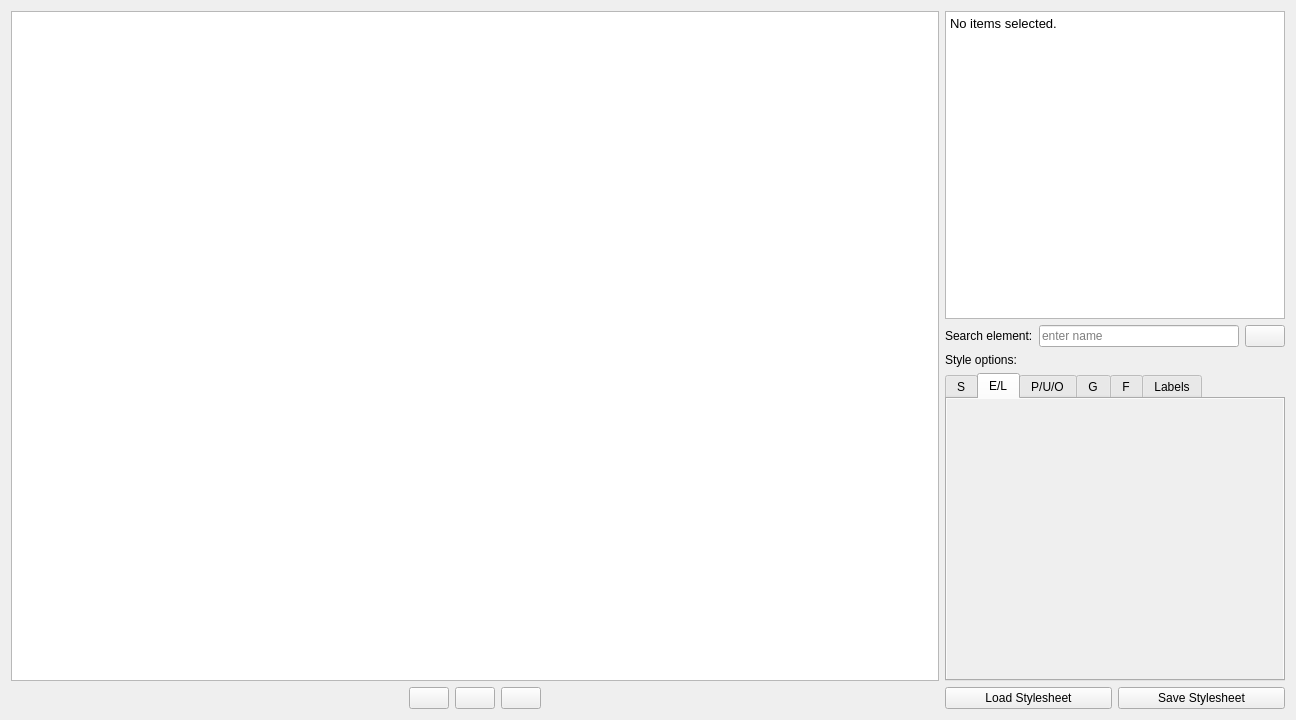
Above: ui/graphwidget.ui from ggonnella/gfaviz before the change. Below: the same form after it.
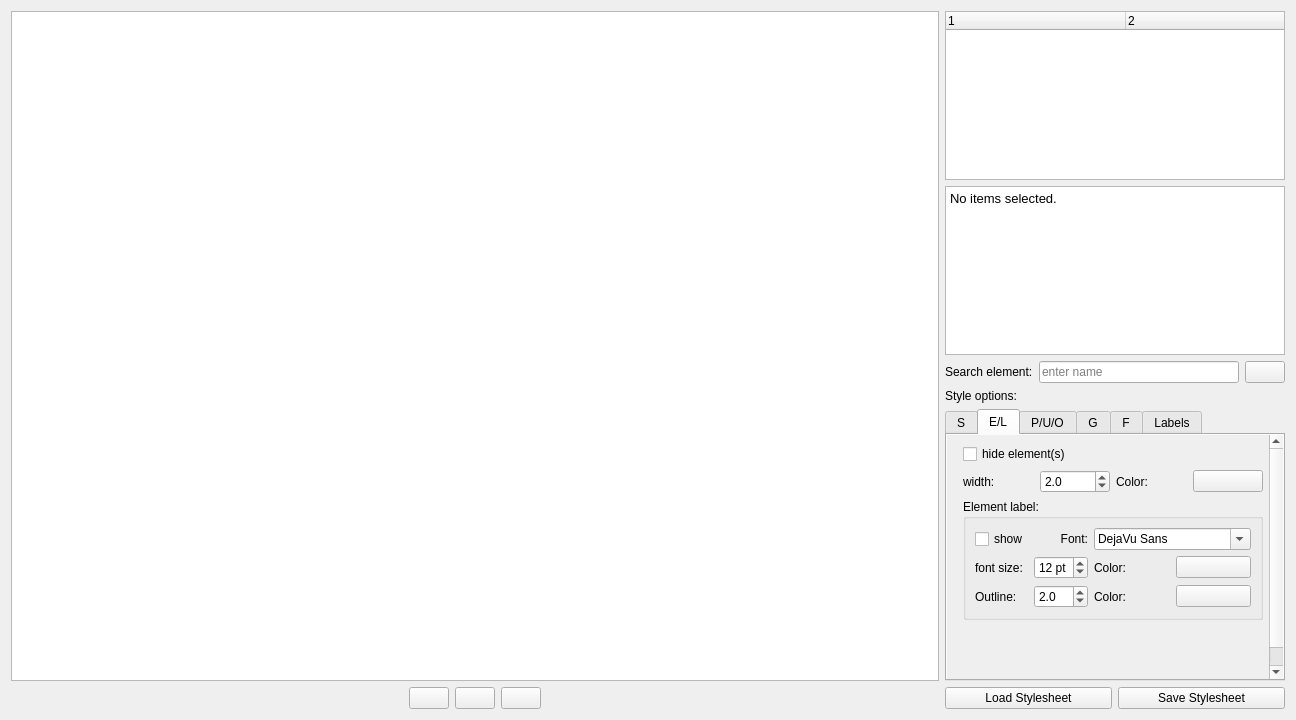
That is the form after the change. The open tabs and pages were chosen to show the change. Icons and pictures are not drawn. Custom widgets are drawn as their Qt base class.

```diff
--- a/ui/graphwidget.ui
+++ b/ui/graphwidget.ui
@@ -119,7 +119,7 @@
    </item>
    <item row="0" column="1">
     <layout class="QGridLayout" name="gridLayout">
-     <item row="5" column="0">
+     <item row="6" column="0">
       <layout class="QHBoxLayout" name="horizontalLayout">
        <item>
         <widget class="QPushButton" name="StyleLoadButton">
@@ -137,7 +137,7 @@
        </item>
       </layout>
      </item>
-     <item row="0" column="0">
+     <item row="1" column="0">
       <widget class="QTextBrowser" name="selectionDisplay">
        <property name="html">
         <string>&lt;!DOCTYPE HTML PUBLIC &quot;-//W3C//DTD HTML 4.0//EN&quot; &quot;http://www.w3.org/TR/REC-html40/strict.dtd&quot;&gt;
@@ -148,7 +148,7 @@
        </property>
       </widget>
      </item>
-     <item row="2" column="0">
+     <item row="3" column="0">
       <layout class="QGridLayout" name="gridLayout_14">
        <item row="0" column="1">
         <widget class="QLineEdit" name="SearchName">
@@ -181,14 +181,14 @@
        </item>
       </layout>
      </item>
-     <item row="3" column="0">
+     <item row="4" column="0">
       <widget class="QLabel" name="label">
        <property name="text">
         <string>Style options:</string>
        </property>
       </widget>
      </item>
-     <item row="4" column="0">
+     <item row="5" column="0">
       <widget class="QTabWidget" name="StyleTabWidget">
        <property name="sizePolicy">
         <sizepolicy hsizetype="Expanding" vsizetype="Expanding">
@@ -200,7 +200,7 @@
         <enum>QTabWidget::North</enum>
        </property>
        <property name="currentIndex">
-        <number>0</number>
+        <number>5</number>
        </property>
        <property name="elideMode">
         <enum>Qt::ElideRight</enum>
@@ -266,6 +266,9 @@
                <property name="flat">
                 <bool>true</bool>
                </property>
+               <property name="checkable">
+                <bool>false</bool>
+               </property>
                <layout class="QGridLayout" name="gridLayout_3" columnstretch="0,0,0,0">
                 <property name="margin">
                  <number>9</number>
@@ -280,16 +283,6 @@
                   </property>
                  </widget>
                 </item>
-                <item row="1" column="1">
-                 <widget class="QSpinBox" name="styleSegLabelSize">
-                  <property name="suffix">
-                   <string> pt</string>
-                  </property>
-                  <property name="prefix">
-                   <string/>
-                  </property>
-                 </widget>
-                </item>
                 <item row="1" column="2">
                  <widget class="QLabel" name="label_9">
                   <property name="text">
@@ -319,6 +312,15 @@
                   <property name="decimals">
                    <number>1</number>
                   </property>
+                  <property name="maximum">
+                   <double>10.000000000000000</double>
+                  </property>
+                  <property name="singleStep">
+                   <double>0.200000000000000</double>
+                  </property>
+                  <property name="value">
+                   <double>2.000000000000000</double>
+                  </property>
                  </widget>
                 </item>
                 <item row="2" column="2">
@@ -339,7 +341,13 @@
                  </widget>
                 </item>
                 <item row="0" column="2" colspan="2">
-                 <widget class="QFontComboBox" name="styleSegLabelFont"/>
+                 <widget class="QFontComboBox" name="styleSegLabelFont">
+                  <property name="currentFont">
+                   <font>
+                    <family>DejaVu Sans</family>
+                   </font>
+                  </property>
+                 </widget>
                 </item>
                 <item row="0" column="0">
                  <widget class="QCheckBox" name="styleSegLabelShow">
@@ -358,13 +366,38 @@
                   </property>
                  </widget>
                 </item>
+                <item row="1" column="1">
+                 <widget class="QDoubleSpinBox" name="styleSegLabelSize">
+                  <property name="suffix">
+                   <string> pt</string>
+                  </property>
+                  <property name="decimals">
+                   <number>0</number>
+                  </property>
+                  <property name="minimum">
+                   <double>6.000000000000000</double>
+                  </property>
+                  <property name="maximum">
+                   <double>36.000000000000000</double>
+                  </property>
+                  <property name="singleStep">
+                   <double>1.000000000000000</double>
+                  </property>
+                  <property name="value">
+                   <double>12.000000000000000</double>
+                  </property>
+                 </widget>
+                </item>
                </layout>
               </widget>
              </item>
              <item row="0" column="0" colspan="2">
               <widget class="QCheckBox" name="styleSegShow">
                <property name="text">
-                <string>show element(s)</string>
+                <string>hide element(s)</string>
+               </property>
+               <property name="checked">
+                <bool>false</bool>
                </property>
               </widget>
              </item>
@@ -380,6 +413,18 @@
                <property name="decimals">
                 <number>1</number>
                </property>
+               <property name="minimum">
+                <double>1.000000000000000</double>
+               </property>
+               <property name="maximum">
+                <double>20.000000000000000</double>
+               </property>
+               <property name="singleStep">
+                <double>0.200000000000000</double>
+               </property>
+               <property name="value">
+                <double>4.000000000000000</double>
+               </property>
               </widget>
              </item>
              <item row="1" column="2">
@@ -417,6 +462,15 @@
                <property name="decimals">
                 <number>1</number>
                </property>
+               <property name="maximum">
+                <double>5.000000000000000</double>
+               </property>
+               <property name="singleStep">
+                <double>0.200000000000000</double>
+               </property>
+               <property name="value">
+                <double>1.000000000000000</double>
+               </property>
               </widget>
              </item>
              <item row="2" column="2">
@@ -467,7 +521,7 @@
           <number>0</number>
          </property>
          <item>
-          <widget class="QScrollArea" name="scrollArea_2">
+          <widget class="QScrollArea" name="scrollArea_7">
            <property name="frameShape">
             <enum>QFrame::NoFrame</enum>
            </property>
@@ -486,15 +540,222 @@
            <property name="widgetResizable">
             <bool>false</bool>
            </property>
-           <widget class="QWidget" name="scrollAreaWidgetContents_2">
+           <widget class="QWidget" name="scrollAreaWidgetContents_9">
             <property name="geometry">
              <rect>
               <x>0</x>
               <y>0</y>
-              <width>312</width>
+              <width>332</width>
               <height>265</height>
              </rect>
             </property>
+            <layout class="QGridLayout" name="gridLayout_9" rowstretch="0,0,0,0">
+             <property name="leftMargin">
+              <number>16</number>
+             </property>
+             <property name="rightMargin">
+              <number>16</number>
+             </property>
+             <item row="2" column="0" colspan="4">
+              <widget class="QGroupBox" name="groupBox_4">
+               <property name="title">
+                <string>Element label:</string>
+               </property>
+               <property name="flat">
+                <bool>true</bool>
+               </property>
+               <property name="checkable">
+                <bool>false</bool>
+               </property>
+               <layout class="QGridLayout" name="gridLayout_10" columnstretch="0,0,0,0">
+                <property name="margin">
+                 <number>9</number>
+                </property>
+                <property name="spacing">
+                 <number>6</number>
+                </property>
+                <item row="1" column="0">
+                 <widget class="QLabel" name="label_35">
+                  <property name="text">
+                   <string>font size:</string>
+                  </property>
+                 </widget>
+                </item>
+                <item row="1" column="2">
+                 <widget class="QLabel" name="label_36">
+                  <property name="text">
+                   <string>Color:</string>
+                  </property>
+                 </widget>
+                </item>
+                <item row="1" column="3">
+                 <widget class="ColorButton" name="styleEdgeLabelColor">
+                  <property name="text">
+                   <string/>
+                  </property>
+                  <property name="flat">
+                   <bool>false</bool>
+                  </property>
+                 </widget>
+                </item>
+                <item row="2" column="0">
+                 <widget class="QLabel" name="label_37">
+                  <property name="text">
+                   <string>Outline:</string>
+                  </property>
+                 </widget>
+                </item>
+                <item row="2" column="1">
+                 <widget class="QDoubleSpinBox" name="styleEdgeLabelOutlineWidth">
+                  <property name="decimals">
+                   <number>1</number>
+                  </property>
+                  <property name="maximum">
+                   <double>10.000000000000000</double>
+                  </property>
+                  <property name="singleStep">
+                   <double>0.200000000000000</double>
+                  </property>
+                  <property name="value">
+                   <double>2.000000000000000</double>
+                  </property>
+                 </widget>
+                </item>
+                <item row="2" column="2">
+                 <widget class="QLabel" name="label_38">
+                  <property name="text">
+                   <string>Color:</string>
+                  </property>
+                 </widget>
+                </item>
+                <item row="2" column="3">
+                 <widget class="ColorButton" name="styleEdgeLabelOutlineColor">
+                  <property name="text">
+                   <string/>
+                  </property>
+                  <property name="flat">
+                   <bool>false</bool>
+                  </property>
+                 </widget>
+                </item>
+                <item row="0" column="2" colspan="2">
+                 <widget class="QFontComboBox" name="styleEdgeLabelFont">
+                  <property name="currentFont">
+                   <font>
+                    <family>DejaVu Sans</family>
+                   </font>
+                  </property>
+                 </widget>
+                </item>
+                <item row="0" column="0">
+                 <widget class="QCheckBox" name="styleEdgeLabelShow">
+                  <property name="text">
+                   <string>show</string>
+                  </property>
+                 </widget>
+                </item>
+                <item row="0" column="1">
+                 <widget class="QLabel" name="label_39">
+                  <property name="text">
+                   <string>Font:</string>
+                  </property>
+                  <property name="alignment">
+                   <set>Qt::AlignRight|Qt::AlignTrailing|Qt::AlignVCenter</set>
+                  </property>
+                 </widget>
+                </item>
+                <item row="1" column="1">
+                 <widget class="QDoubleSpinBox" name="styleEdgeLabelSize">
+                  <property name="suffix">
+                   <string> pt</string>
+                  </property>
+                  <property name="decimals">
+                   <number>0</number>
+                  </property>
+                  <property name="minimum">
+                   <double>6.000000000000000</double>
+                  </property>
+                  <property name="maximum">
+                   <double>36.000000000000000</double>
+                  </property>
+                  <property name="singleStep">
+                   <double>1.000000000000000</double>
+                  </property>
+                  <property name="value">
+                   <double>12.000000000000000</double>
+                  </property>
+                 </widget>
+                </item>
+               </layout>
+              </widget>
+             </item>
+             <item row="0" column="0" colspan="2">
+              <widget class="QCheckBox" name="styleEdgeShow">
+               <property name="text">
+                <string>hide element(s)</string>
+               </property>
+               <property name="checked">
+                <bool>false</bool>
+               </property>
+              </widget>
+             </item>
+             <item row="1" column="0">
+              <widget class="QLabel" name="label_40">
+               <property name="text">
+                <string>width:</string>
+               </property>
+              </widget>
+             </item>
+             <item row="1" column="1">
+              <widget class="QDoubleSpinBox" name="styleEdgeWidth">
+               <property name="decimals">
+                <number>1</number>
+               </property>
+               <property name="minimum">
+                <double>0.000000000000000</double>
+               </property>
+               <property name="maximum">
+                <double>10.000000000000000</double>
+               </property>
+               <property name="singleStep">
+                <double>0.200000000000000</double>
+               </property>
+               <property name="value">
+                <double>2.000000000000000</double>
+               </property>
+              </widget>
+             </item>
+             <item row="1" column="2">
+              <widget class="QLabel" name="label_41">
+               <property name="text">
+                <string>Color:</string>
+               </property>
+              </widget>
+             </item>
+             <item row="1" column="3">
+              <widget class="ColorButton" name="styleEdgeColor">
+               <property name="text">
+                <string/>
+               </property>
+               <property name="flat">
+                <bool>false</bool>
+               </property>
+              </widget>
+             </item>
+             <item row="3" column="0">
+              <spacer name="verticalSpacer_4">
+               <property name="orientation">
+                <enum>Qt::Vertical</enum>
+               </property>
+               <property name="sizeHint" stdset="0">
+                <size>
+                 <width>20</width>
+                 <height>40</height>
+                </size>
+               </property>
+              </spacer>
+             </item>
+            </layout>
            </widget>
           </widget>
          </item>
@@ -672,6 +933,139 @@
               <height>265</height>
              </rect>
             </property>
+            <layout class="QGridLayout" name="gridLayout_4" columnstretch="0,0,0,0">
+             <property name="margin">
+              <number>9</number>
+             </property>
+             <property name="spacing">
+              <number>6</number>
+             </property>
+             <item row="1" column="3">
+              <widget class="ColorButton" name="styleLabelColor">
+               <property name="text">
+                <string/>
+               </property>
+               <property name="flat">
+                <bool>false</bool>
+               </property>
+              </widget>
+             </item>
+             <item row="1" column="0">
+              <widget class="QLabel" name="label_14">
+               <property name="text">
+                <string>font size:</string>
+               </property>
+              </widget>
+             </item>
+             <item row="1" column="2">
+              <widget class="QLabel" name="label_15">
+               <property name="text">
+                <string>Color:</string>
+               </property>
+              </widget>
+             </item>
+             <item row="2" column="0">
+              <widget class="QLabel" name="label_16">
+               <property name="text">
+                <string>Outline:</string>
+               </property>
+              </widget>
+             </item>
+             <item row="2" column="1">
+              <widget class="QDoubleSpinBox" name="styleLabelOutlineWidth">
+               <property name="decimals">
+                <number>1</number>
+               </property>
+               <property name="maximum">
+                <double>10.000000000000000</double>
+               </property>
+               <property name="singleStep">
+                <double>0.200000000000000</double>
+               </property>
+               <property name="value">
+                <double>2.000000000000000</double>
+               </property>
+              </widget>
+             </item>
+             <item row="2" column="2">
+              <widget class="QLabel" name="label_17">
+               <property name="text">
+                <string>Color:</string>
+               </property>
+              </widget>
+             </item>
+             <item row="2" column="3">
+              <widget class="ColorButton" name="styleLabelOutlineColor">
+               <property name="text">
+                <string/>
+               </property>
+               <property name="flat">
+                <bool>false</bool>
+               </property>
+              </widget>
+             </item>
+             <item row="0" column="2" colspan="2">
+              <widget class="QFontComboBox" name="styleLabelFont">
+               <property name="currentFont">
+                <font>
+                 <family>DejaVu Sans</family>
+                </font>
+               </property>
+              </widget>
+             </item>
+             <item row="0" column="0">
+              <widget class="QCheckBox" name="styleLabelShow">
+               <property name="text">
+                <string>show</string>
+               </property>
+              </widget>
+             </item>
+             <item row="0" column="1">
+              <widget class="QLabel" name="label_18">
+               <property name="text">
+                <string>Font:</string>
+               </property>
+               <property name="alignment">
+                <set>Qt::AlignRight|Qt::AlignTrailing|Qt::AlignVCenter</set>
+               </property>
+              </widget>
+             </item>
+             <item row="1" column="1">
+              <widget class="QDoubleSpinBox" name="styleLabelSize">
+               <property name="suffix">
+                <string> pt</string>
+               </property>
+               <property name="decimals">
+                <number>0</number>
+               </property>
+               <property name="minimum">
+                <double>6.000000000000000</double>
+               </property>
+               <property name="maximum">
+                <double>36.000000000000000</double>
+               </property>
+               <property name="singleStep">
+                <double>1.000000000000000</double>
+               </property>
+               <property name="value">
+                <double>12.000000000000000</double>
+               </property>
+              </widget>
+             </item>
+             <item row="3" column="1">
+              <spacer name="verticalSpacer_2">
+               <property name="orientation">
+                <enum>Qt::Vertical</enum>
+               </property>
+               <property name="sizeHint" stdset="0">
+                <size>
+                 <width>20</width>
+                 <height>40</height>
+                </size>
+               </property>
+              </spacer>
+             </item>
+            </layout>
            </widget>
           </widget>
          </item>
@@ -679,6 +1073,38 @@
        </widget>
       </widget>
      </item>
+     <item row="0" column="0">
+      <widget class="QTreeWidget" name="treeWidget">
+       <property name="animated">
+        <bool>true</bool>
+       </property>
+       <property name="headerHidden">
+        <bool>false</bool>
+       </property>
+       <property name="columnCount">
+        <number>2</number>
+       </property>
+       <attribute name="headerVisible">
+        <bool>true</bool>
+       </attribute>
+       <attribute name="headerCascadingSectionResizes">
+        <bool>true</bool>
+       </attribute>
+       <attribute name="headerDefaultSectionSize">
+        <number>180</number>
+       </attribute>
+       <column>
+        <property name="text">
+         <string notr="true">1</string>
+        </property>
+       </column>
+       <column>
+        <property name="text">
+         <string notr="true">2</string>
+        </property>
+       </column>
+      </widget>
+     </item>
     </layout>
    </item>
   </layout>
```
